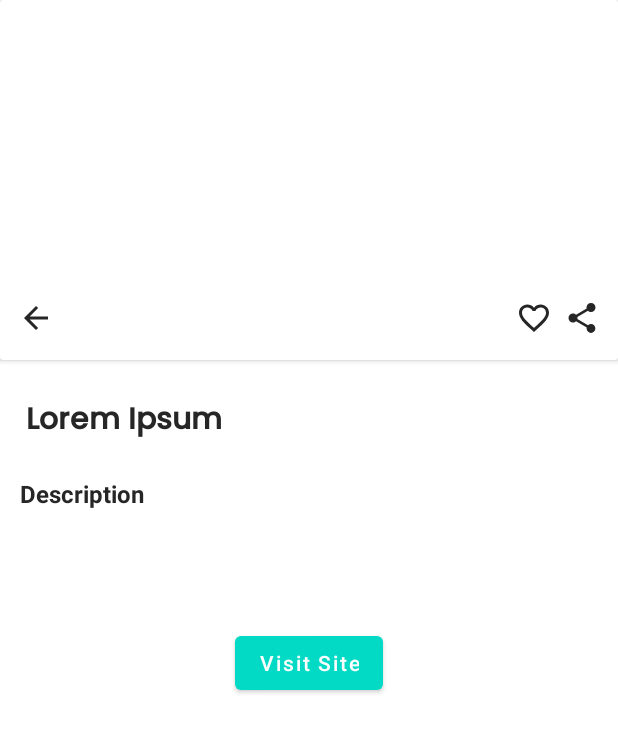
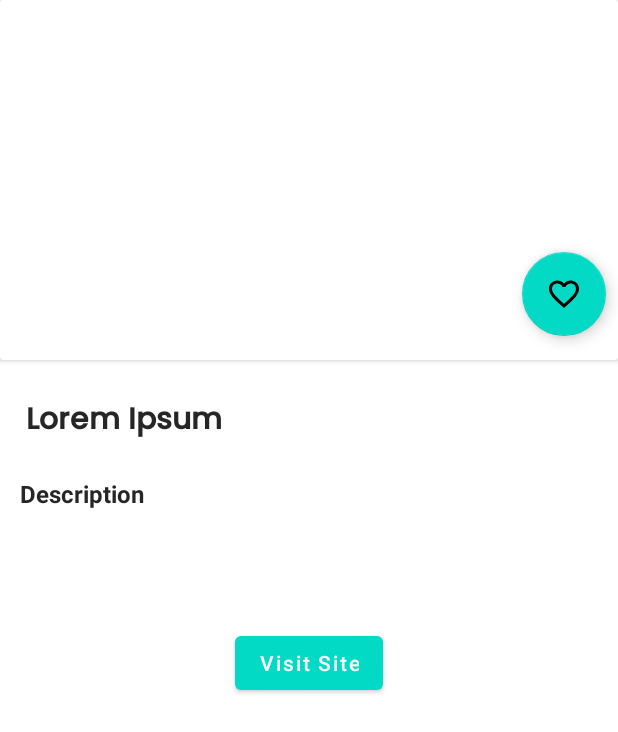
Before and after one commit to AbbosbekBotirjonovich/News-Breaking, an Android app: the layout fragment_details.xml on its own in the app's theme, with its tools: preview values and no code run, on a phone screen of 412 x 824 dp. Shown: the top 732 px of the screen. Run offline under Robolectric (Android 15) with nearby library versions, the phone set to English and light mode, and no system bars; network calls fail.

```diff
--- a/app/src/main/java/abbosbek/mobiler/newsbreaking/models/Article.kt
+++ b/app/src/main/java/abbosbek/mobiler/newsbreaking/models/Article.kt
@@ -12,7 +12,6 @@ data class Article(
     val content: String?,
     val description: String?,
     val publishedAt: String?,
-    val source: Source?,
     val title: String?,
     val url: String?,
     val urlToImage: String?
--- a/app/src/main/java/abbosbek/mobiler/newsbreaking/models/Source.kt
+++ /dev/null
@@ -1,6 +0,0 @@
-package abbosbek.mobiler.newsbreaking.models
-
-data class Source(
-    val id: Any?,
-    val name: String
-):java.io.Serializable
--- a/app/src/main/res/layout/fragment_details.xml
+++ b/app/src/main/res/layout/fragment_details.xml
@@ -23,37 +23,16 @@
                 android:layout_height="match_parent"
                 android:scaleType="centerCrop"/>
 
-            <ImageView
-                android:id="@+id/iconBack"
-                android:layout_width="wrap_content"
-                android:layout_height="wrap_content"
-                android:layout_marginStart="12dp"
-                android:layout_marginBottom="16dp"
-                android:src="@drawable/baseline_arrow_back_24"
-                app:layout_constraintStart_toStartOf="parent"
-                app:layout_constraintBottom_toBottomOf="parent"
-                app:tint="@color/darkGray" />
-            <ImageView
+            <com.google.android.material.floatingactionbutton.FloatingActionButton
                 android:id="@+id/iconFavorite"
                 android:layout_width="wrap_content"
                 android:layout_height="wrap_content"
                 android:layout_marginEnd="8dp"
                 android:layout_marginBottom="16dp"
                 android:src="@drawable/ic_favorite"
-                app:layout_constraintEnd_toStartOf="@id/iconShare"
-                app:layout_constraintBottom_toBottomOf="parent"
-                app:tint="@color/darkGray" />
+                app:layout_constraintEnd_toEndOf="parent"
+                app:layout_constraintBottom_toBottomOf="parent" />
 
-            <ImageView
-                android:id="@+id/iconShare"
-                android:layout_width="wrap_content"
-                android:layout_height="wrap_content"
-                android:layout_marginEnd="12dp"
-                android:layout_marginBottom="16dp"
-                android:src="@drawable/ic_share"
-                app:layout_constraintEnd_toEndOf="parent"
-                app:layout_constraintBottom_toBottomOf="parent"
-                app:tint="@color/darkGray" />
         </androidx.constraintlayout.widget.ConstraintLayout>
 
     </androidx.cardview.widget.CardView>
```
Also changed, not shown: app/src/main/java/abbosbek/mobiler/newsbreaking/db/ArticleDatabase.kt (+20 -21 lines), app/src/main/java/abbosbek/mobiler/newsbreaking/db/Converters.kt (deleted, +0 -19 lines), app/src/main/java/abbosbek/mobiler/newsbreaking/di/AppModule.kt (+18 -0 lines), app/src/main/java/abbosbek/mobiler/newsbreaking/repository/NewsRepository.kt (+12 -1 lines), app/src/main/java/abbosbek/mobiler/newsbreaking/ui/detail/DetailViewModel.kt (added, +26 -0 lines), app/src/main/java/abbosbek/mobiler/newsbreaking/ui/detail/DetailsFragment.kt (+9 -0 lines), app/src/main/java/abbosbek/mobiler/newsbreaking/ui/favorite/FavoriteFragment.kt (+71 -0 lines), app/src/main/java/abbosbek/mobiler/newsbreaking/ui/search/SearchFragment.kt (+11 -0 lines), app/src/main/res/layout/fragment_favorite.xml (+7 -3 lines).
